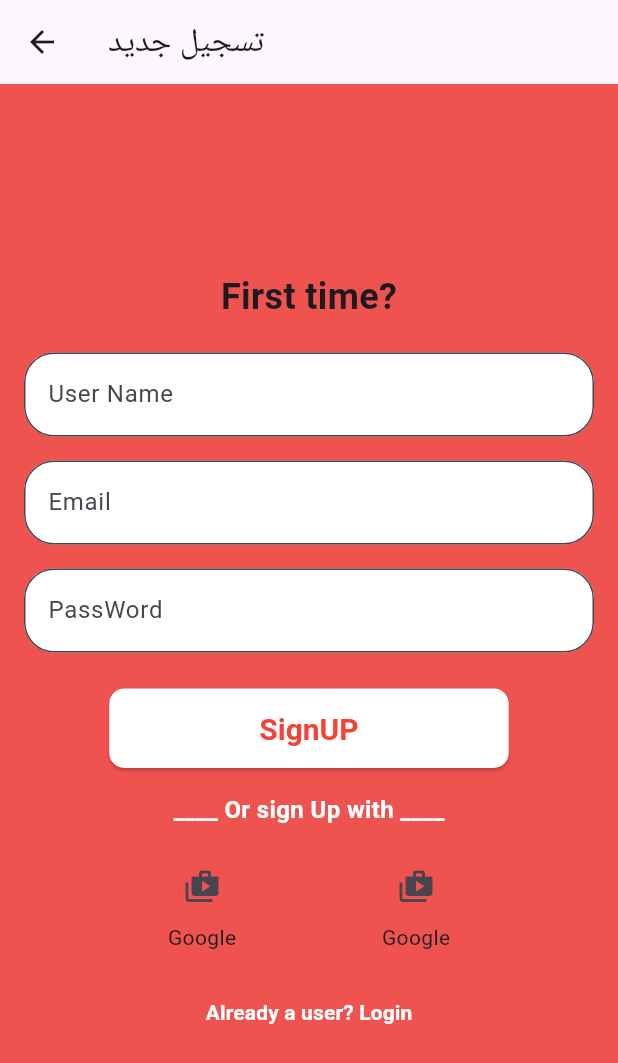
After one commit to U-Apps/pizza-App, a Flutter app: the SignUpPage screen opened directly, on a phone screen of 412 x 824 dp. The commit adds this screen. Shown: the top 1063 px of the screen. Run offline on Flutter 3.47's test engine with Material 3 defaults, Android fonts, the phone set to English and light mode, and no system bars; our stand-ins replace animated_splash_screen.

Commit message:
POV: Adding the register Page & successfulLogin Page

```diff
--- /dev/null
+++ b/pizza_app/lib/Register.dart
@@ -0,0 +1,118 @@
+import 'package:flutter/material.dart';
+
+class SignUpPage extends StatelessWidget {
+  @override
+  Widget build(BuildContext context) {
+    return Scaffold(
+      backgroundColor: Colors.red[400],
+      appBar: AppBar(
+        title: Text('تسجيل جديد'), // يمكنك تغيير العنوان هنا
+      ),
+      body: Padding(
+        padding: const EdgeInsets.all(16.0),
+        child: Column(
+          mainAxisAlignment: MainAxisAlignment.center,
+          children: [
+            Text(
+              'First time?',
+              style: TextStyle(fontSize: 24, fontWeight: FontWeight.bold),
+            ),
+            SizedBox(height: 20),
+            TextField(
+              keyboardType: TextInputType.emailAddress,
+              decoration: InputDecoration(
+                hintText: 'User Name',
+                filled: true,
+                fillColor: Colors.white,
+                border:
+                    OutlineInputBorder(borderRadius: BorderRadius.circular(20)),
+              ),
+            ),
+            SizedBox(height: 16),
+            TextField(
+              keyboardType: TextInputType.emailAddress,
+              decoration: InputDecoration(
+                hintText: 'Email',
+                filled: true,
+                fillColor: Colors.white,
+                border:
+                    OutlineInputBorder(borderRadius: BorderRadius.circular(20)),
+              ),
+            ),
+            SizedBox(height: 16),
+            TextField(
+              obscureText: true,
+              keyboardType: TextInputType.emailAddress,
+              decoration: InputDecoration(
+                hintText: 'PassWord',
+                filled: true,
+                fillColor: Colors.white,
+                border:
+                    OutlineInputBorder(borderRadius: BorderRadius.circular(20)),
+              ),
+            ),
+            SizedBox(height: 24),
+            ElevatedButton(
+              style: ElevatedButton.styleFrom(
+                  backgroundColor: Colors.white,
+                  foregroundColor: Colors.red,
+                  textStyle:
+                      TextStyle(fontSize: 20, fontWeight: FontWeight.bold),
+                  padding: EdgeInsets.only(
+                      left: 100, top: 15, right: 100, bottom: 15),
+                  shape: RoundedRectangleBorder(
+                      borderRadius: BorderRadius.circular(10))),
+              onPressed: () {
+                // هنا يمكنك إضافة منطق التسجيل (مثال: التحقق من البيانات، إرسالها إلى الخادم)
+                print('تم النقر على زر التسجيل');
+              },
+              child: Text('SignUP'),
+            ),
+            SizedBox(height: 16),
+            Text(
+              '____ Or sign Up with ____',
+              style: TextStyle(
+                  color: Colors.white,
+                  fontSize: 16,
+                  fontWeight: FontWeight.bold),
+            ),
+            SizedBox(height: 16),
+            Row(
+              mainAxisAlignment: MainAxisAlignment.spaceEvenly,
+              children: [
+                // أزرار تسجيل الدخول باستخدام Google و Facebook
+                Column(
+                  children: <Widget>[
+                    IconButton(onPressed: () => {}, icon: Icon(Icons.shop_2)),
+                    Text('Google')
+                  ],
+                ),
+
+                Column(
+                  children: <Widget>[
+                    IconButton(onPressed: () => {}, icon: Icon(Icons.shop_2)),
+                    Text('Google')
+                  ],
+                ),
+
+                // يمكنك استخدام حزم خارجية مثل flutter_login
+              ],
+            ),
+            SizedBox(height: 16),
+            TextButton(
+              onPressed: () {
+                // الانتقال إلى صفحة تسجيل الدخول
+                // Navigator.pushNamed(context, '/login');
+              },
+              child: Text(
+                'Already a user? Login',
+                style:
+                    TextStyle(color: Colors.white, fontWeight: FontWeight.bold),
+              ),
+            ),
+          ],
+        ),
+      ),
+    );
+  }
+}
--- a/pizza_app/lib/main.dart
+++ b/pizza_app/lib/main.dart
@@ -1,6 +1,8 @@
 import 'package:flutter/material.dart';
 import 'package:pizza_app/LoginScreen.dart';
+import 'package:pizza_app/Register.dart';
 import 'package:pizza_app/Welcome.dart';
+import 'package:pizza_app/successfulLogin.dart';
 void main() {
   runApp(MaterialApp(
     debugShowCheckedModeBanner: false,
--- /dev/null
+++ b/pizza_app/lib/successfulLogin.dart
@@ -0,0 +1,37 @@
+import 'package:flutter/material.dart';
+
+class SuccessPage extends StatelessWidget {
+  @override
+  Widget build(BuildContext context) {
+    return Scaffold(
+      backgroundColor: Colors.red[400],
+      body: Center(
+        child: Container(
+          color: Colors.white,
+          height: 250,
+          width: 250,
+          padding: EdgeInsets.all(10),
+          child: Column(
+            mainAxisAlignment: MainAxisAlignment.center,
+            children: <Widget>[
+              Icon(
+                Icons.check_circle,
+                size: 100,
+                color: Colors.green,
+              ),
+              SizedBox(height: 25),
+              Text(
+                'Login Successful',
+                style: TextStyle(
+                  fontSize: 24,
+                  fontWeight: FontWeight.bold,
+                  color: Colors.black,
+                ),
+              ),
+            ],
+          ),
+        ),
+      ),
+    );
+  }
+}
```
